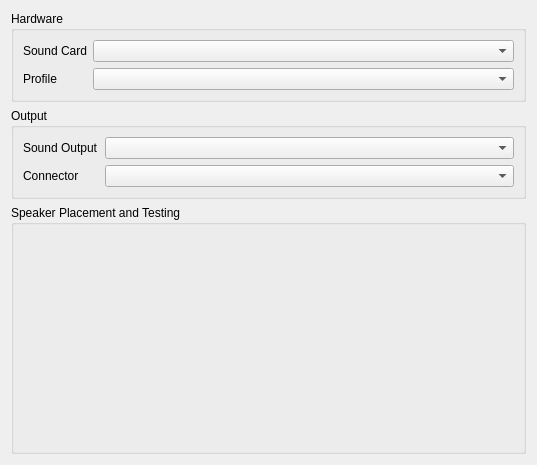
The window that phonon/kcm/speakersetup.ui (KDE/kde-runtime) describes before a commit, drawn with Qt 5.
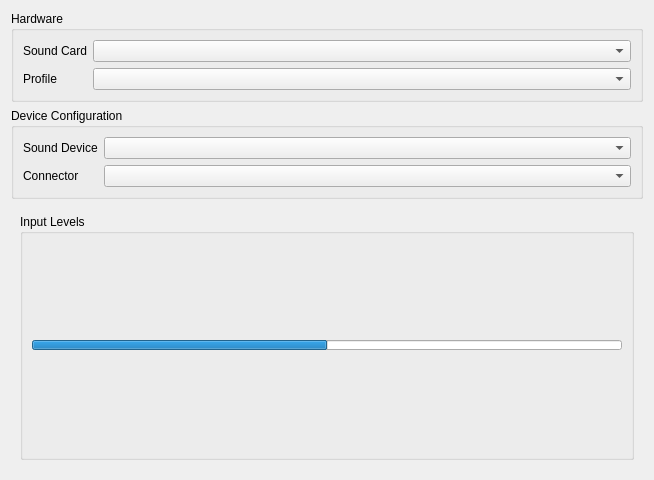
The same window after the commit. Custom widgets are drawn as their Qt base class.

Commit message:
phonon: Allow the Speaker Setup GUI to deal with inputs too.
This allows us to adjust the connector/port of input devices
(e.g. to select Mic vs. Line in etc.)

It also shows a dampened VU meter to show your mic levels.

```diff
--- a/phonon/kcm/speakersetup.ui
+++ b/phonon/kcm/speakersetup.ui
@@ -7,11 +7,11 @@
    <rect>
     <x>0</x>
     <y>0</y>
-    <width>537</width>
-    <height>465</height>
+    <width>654</width>
+    <height>480</height>
    </rect>
   </property>
-  <layout class="QVBoxLayout" name="verticalLayout">
+  <layout class="QVBoxLayout" name="verticalLayout_3">
    <item>
     <widget class="QGroupBox" name="hardwareGroupBox">
      <property name="title">
@@ -62,9 +62,9 @@
     </widget>
    </item>
    <item>
-    <widget class="QGroupBox" name="outputGroupBox">
+    <widget class="QGroupBox" name="deviceGroupBox">
      <property name="title">
-      <string>Output</string>
+      <string>Device Configuration</string>
      </property>
      <layout class="QGridLayout" name="_2">
       <item row="0" column="1">
@@ -100,7 +100,7 @@
       <item row="0" column="0">
        <widget class="QLabel" name="sinkLabel">
         <property name="text">
-         <string>Sound Output</string>
+         <string>Sound Device</string>
         </property>
         <property name="buddy">
          <cstring>sinkBox</cstring>
@@ -111,21 +111,103 @@
     </widget>
    </item>
    <item>
-    <widget class="QGroupBox" name="groupBox">
+    <widget class="QStackedWidget" name="playbackOrCaptureStack">
      <property name="sizePolicy">
-      <sizepolicy hsizetype="Preferred" vsizetype="Expanding">
+      <sizepolicy hsizetype="Expanding" vsizetype="Expanding">
        <horstretch>0</horstretch>
        <verstretch>0</verstretch>
       </sizepolicy>
      </property>
-     <property name="title">
-      <string>Speaker Placement and Testing</string>
+     <property name="currentIndex">
+      <number>1</number>
      </property>
-     <layout class="QVBoxLayout" name="_4">
-      <item>
-       <layout class="QGridLayout" name="placementGrid"/>
-      </item>
-     </layout>
+     <widget class="QWidget" name="playbackPage">
+      <property name="enabled">
+       <bool>true</bool>
+      </property>
+      <property name="sizePolicy">
+       <sizepolicy hsizetype="Expanding" vsizetype="Expanding">
+        <horstretch>0</horstretch>
+        <verstretch>0</verstretch>
+       </sizepolicy>
+      </property>
+      <layout class="QVBoxLayout" name="verticalLayout">
+       <item>
+        <widget class="QGroupBox" name="outputGroupBox">
+         <property name="sizePolicy">
+          <sizepolicy hsizetype="Expanding" vsizetype="Expanding">
+           <horstretch>0</horstretch>
+           <verstretch>0</verstretch>
+          </sizepolicy>
+         </property>
+         <property name="title">
+          <string>Speaker Placement and Testing</string>
+         </property>
+         <layout class="QVBoxLayout" name="_4">
+          <item>
+           <layout class="QGridLayout" name="placementGrid"/>
+          </item>
+         </layout>
+        </widget>
+       </item>
+      </layout>
+     </widget>
+     <widget class="QWidget" name="capturePage">
+      <property name="sizePolicy">
+       <sizepolicy hsizetype="Expanding" vsizetype="Expanding">
+        <horstretch>0</horstretch>
+        <verstretch>0</verstretch>
+       </sizepolicy>
+      </property>
+      <layout class="QVBoxLayout" name="verticalLayout_4">
+       <item>
+        <widget class="QGroupBox" name="inputGroupBox">
+         <property name="enabled">
+          <bool>true</bool>
+         </property>
+         <property name="sizePolicy">
+          <sizepolicy hsizetype="Expanding" vsizetype="Expanding">
+           <horstretch>0</horstretch>
+           <verstretch>0</verstretch>
+          </sizepolicy>
+         </property>
+         <property name="minimumSize">
+          <size>
+           <width>0</width>
+           <height>26</height>
+          </size>
+         </property>
+         <property name="title">
+          <string>Input Levels</string>
+         </property>
+         <layout class="QVBoxLayout" name="verticalLayout_2">
+          <item>
+           <widget class="QProgressBar" name="inputLevels">
+            <property name="sizePolicy">
+             <sizepolicy hsizetype="Expanding" vsizetype="Fixed">
+              <horstretch>0</horstretch>
+              <verstretch>0</verstretch>
+             </sizepolicy>
+            </property>
+            <property name="maximumSize">
+             <size>
+              <width>16777215</width>
+              <height>10</height>
+             </size>
+            </property>
+            <property name="value">
+             <number>50</number>
+            </property>
+            <property name="textVisible">
+             <bool>false</bool>
+            </property>
+           </widget>
+          </item>
+         </layout>
+        </widget>
+       </item>
+      </layout>
+     </widget>
     </widget>
    </item>
   </layout>
```
Left out of the diff: 6 changed lines with no effect on the pictures. The commit also changes 2 other files.
